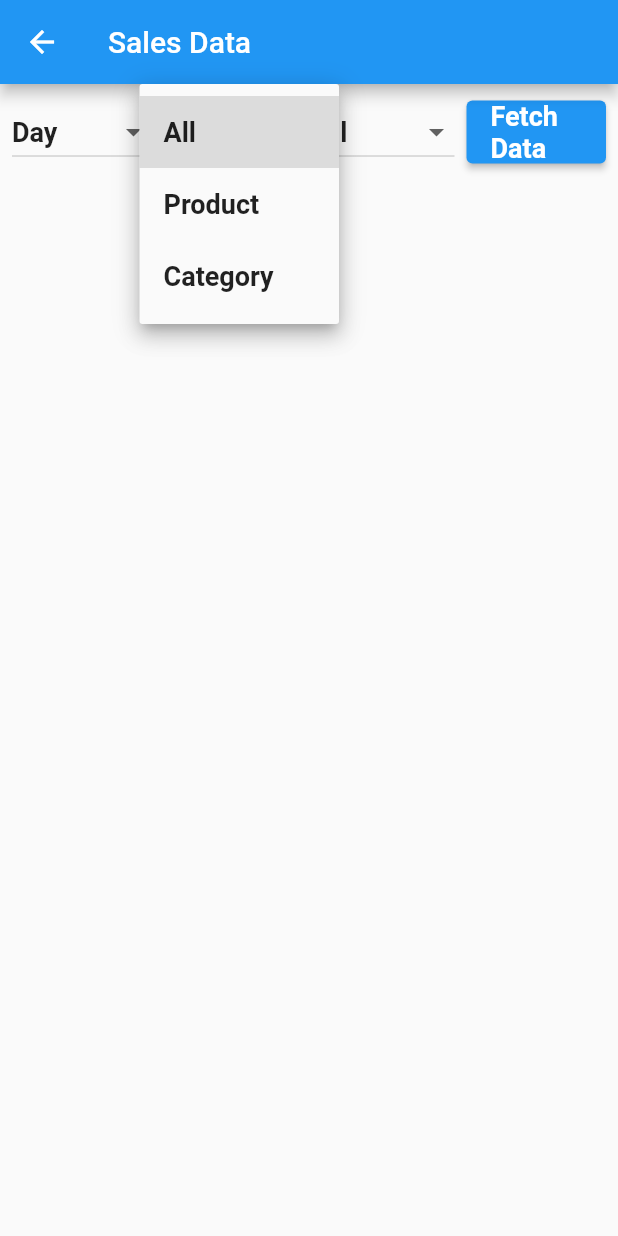
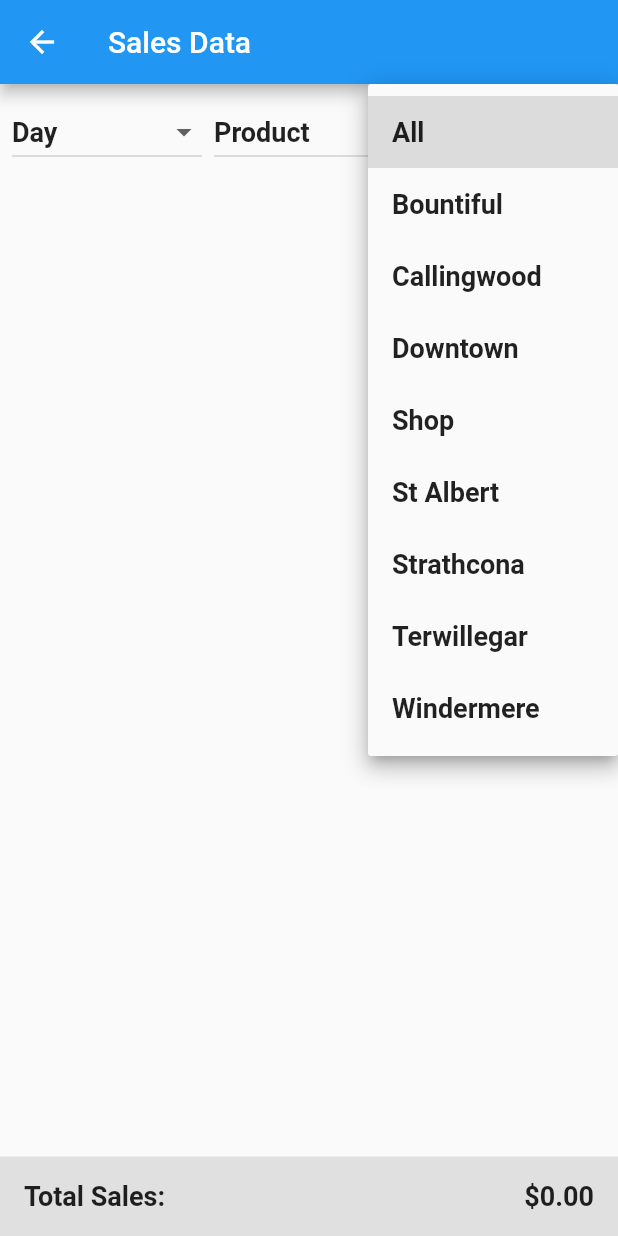
Before and after one commit to adam-rankn/market_inventory, a Flutter app: the Sales screen opened by its route, after a tap on "All", on a phone screen of 412 x 824 dp. Run offline on Flutter 3.47's test engine with Material 2 defaults, Android fonts, the light colour scheme and no system bars; our stand-ins replace cloud_firestore, firebase_core; accounts and stored records are empty; network calls fail.

Commit message:
- initial update for

```diff
--- /dev/null
+++ b/lib/data/locations.dart
@@ -0,0 +1,12 @@
+// locations.dart
+List<String> locations = [
+  'All',
+  'Bountiful',
+  'Callingwood',
+  'Downtown',
+  'Shop',
+  'St Albert',
+  'Strathcona',
+  'Terwillegar',
+  'Windermere',
+];
--- a/lib/firebase/add_order.dart
+++ b/lib/firebase/add_order.dart
@@ -31,7 +31,7 @@ Future<void> updateSalesTotals(String market,String item,int num , double saleAm
 
       // Update the sales totals document with the new total sales and times sold
       Map<String, dynamic> data = {
-        'date': date,
+        'date': FieldValue.serverTimestamp(),
         'location': market,
         'item': item,
         'quantity': num,
--- a/lib/firebase/get_sales.dart
+++ b/lib/firebase/get_sales.dart
@@ -2,14 +2,37 @@ import 'package:cloud_firestore/cloud_firestore.dart';
 
 import '../models/sales_listing.dart';
 
-Future<List<Sale>> getSales() async {
-  DateTime startDate = DateTime.now().toUtc().subtract(Duration(days: 7));  // 7 days ago
-  DateTime endDate = DateTime.now().toUtc();  // today
+Future<List<Sale>> getSales(String period) async {
+  DateTime now = DateTime.now();
+  DateTime startOfWeek = DateTime(now.year, now.month, now.day - now.weekday + 1);
+  DateTime startOfMonth = DateTime(now.year, now.month);
+  DateTime startOfYear = DateTime(now.year);
+
+  Timestamp startTimestamp = Timestamp.fromDate(now.toUtc());
+
+  switch (period) {
+    case 'DAY':
+      startTimestamp = Timestamp.fromDate(now.toUtc());
+      break;
+    case 'WEEK':
+      startTimestamp = Timestamp.fromDate(startOfWeek.toUtc());
+      break;
+    case 'MONTH':
+      startTimestamp = Timestamp.fromDate(startOfMonth.toUtc());
+      break;
+    case 'YEAR':
+      startTimestamp = Timestamp.fromDate(startOfYear.toUtc());
+      break;
+    default:
+      startTimestamp = Timestamp.fromDate(now.toUtc());
+  }
+
 
   FirebaseFirestore firestore = FirebaseFirestore.instance;
   CollectionReference salesRef = firestore.collection('sales');
 
   QuerySnapshot querySnapshot = await salesRef
+      .where('date', isGreaterThanOrEqualTo: startTimestamp)
       .get();
 
 
@@ -19,7 +42,7 @@ Future<List<Sale>> getSales() async {
       number: doc['quantity'] as int,
       price: doc['totalPrice'] as double,
       location: doc['location'] as String,
-      date: doc['date'] as String,
+      date: doc['date'] as Timestamp,
     );
   }).toList();
 
--- /dev/null
+++ b/lib/models/category.dart
@@ -0,0 +1,13 @@
+class Category {
+  String name;
+  List<String> titles;
+  int totalNumber;
+  double totalPrice;
+
+  Category({
+    required this.name,
+    required this.titles,
+    required this.totalNumber,
+    required this.totalPrice,
+  });
+}
--- a/lib/models/sales_listing.dart
+++ b/lib/models/sales_listing.dart
@@ -1,9 +1,11 @@
+import 'package:cloud_firestore/cloud_firestore.dart';
+
 class Sale {
   String title;
   int number;
   double price;
   String location;
-  String date;
+  Timestamp date;
 
   Sale({required this.title,
     required this.number,
--- a/lib/sales.dart
+++ b/lib/sales.dart
@@ -1,6 +1,8 @@
 import 'package:flutter/material.dart';
+import 'data/locations.dart';
 
 import 'firebase/get_sales.dart';
+import 'models/category.dart';
 import 'models/sales_listing.dart';
 
 class Sales extends StatefulWidget {
@@ -10,18 +12,30 @@ class Sales extends StatefulWidget {
 
 class _SalesFilterScreenState extends State<Sales> {
   String selectedTimeFrame = 'Day';
-  String selectedCategory = 'All';
+  String selectedCategory = 'Product';
   String selectedLocation = 'All';
 
   List<Sale> products = [];
   List<Sale> filteredProducts = [];
   List<Sale> displayProducts = [];
+  double totalSalesPrice = 0.0;
 
-  void loadSales() async {
-    products = await getSales();
-    filteredProducts = products;
+  Map<String, Category> categories = {};
+  List<Category> categoryList = [];
+
+  void loadSales([String name = 'DAY']) async {
+    products = await getSales(name);
+    updateSales();
+    setState(() {});  // trigger a rebuild
+    combineCategories();
+  }
+
+  void updateSales() {
+    filterSalesByLocation();
     combineSales();
-    setState(() {});  // trigger a rebuild
+    totalSalesPrice = displayProducts.fold(0.0, (sum, item) => sum + item.price);
+    setState(() {});
+    combineCategories();
   }
 
   @override
@@ -44,7 +58,7 @@ class _SalesFilterScreenState extends State<Sales> {
           title: sale.title,
           number: sale.number,
           price: sale.price,
-          location: sale.location, // assuming location and date are same for same title
+          location: sale.location,
           date: sale.date,
         );
       }
@@ -52,16 +66,56 @@ class _SalesFilterScreenState extends State<Sales> {
 
     // convert the map back to a list
     List<Sale> combinedSales = combinedSalesMap.values.toList();
+    combinedSales.sort((a, b) => a.title.compareTo(b.title));
 
     // replace the original list with the combined list
     displayProducts = combinedSales;
+  }
+
+  void combineCategories() {
+    // Map for categories
+    Map<String, Category> categoryMap = {};
+
+    for (Sale sale in filteredProducts) {
+      String name = sale.title;
+      // Check if the title is a key in categoryMap, if not, initialize it
+      if (!categoryMap.containsKey(name)) {
+        categoryMap[name] = Category(
+          titles: [name],
+          totalNumber: 0,
+          totalPrice: 0.0,
+          name: '',
+        );
+        // Add the number and price of the sale to the appropriate category
+        categoryMap[name]!.totalNumber += sale.number;
+        categoryMap[name]!.totalPrice += sale.price;
+      }
+    }
+
+    // Convert the map back to a list
+    List<Category> categories = categoryMap.values.toList();
+
+    // If needed, sort categories by title of the first product
+    categories.sort((a, b) => a.name.compareTo(b.name));
+  }
+
+  void filterSalesByLocation() {
+    if (selectedLocation == 'All') {
+      // if 'All' is selected, no need to filter
+      filteredProducts = List.from(products);
+    } else {
+      // otherwise, filter products by the selected location
+      filteredProducts = products.where((sale) => sale.location == selectedLocation).toList();
+    }
+
+    setState(() {});  // trigger a rebuild
   }
 
   @override
   Widget build(BuildContext context) {
     return Scaffold(
       appBar: AppBar(
-        title: Text('Sales Data'),
+        title: const Text('Sales Data'),
       ),
       body: Column(
         children: [
@@ -83,16 +137,18 @@ class _SalesFilterScreenState extends State<Sales> {
                     onChanged: (String? value) {
                       setState(() {
                         selectedTimeFrame = value!;
+                        loadSales(selectedTimeFrame.toUpperCase());
+                        updateSales();
                       });
                     },
                   ),
                 ),
-                SizedBox(width: 8),
+                const SizedBox(width: 8),
                 Expanded(
                   child: DropdownButton<String>(
                     isExpanded: true,
                     value: selectedCategory,
-                    items: <String>['All', 'Product', 'Category']
+                    items: <String>['Product', 'Category']
                         .map((String value) {
                       return DropdownMenuItem<String>(
                         value: value,
@@ -106,17 +162,12 @@ class _SalesFilterScreenState extends State<Sales> {
                     },
                   ),
                 ),
-                SizedBox(width: 8),
+                const SizedBox(width: 8),
                 Expanded(
                   child: DropdownButton<String>(
                     isExpanded: true,
                     value: selectedLocation,
-                    items: <String>[
-                      'All',
-                      'Location 1',
-                      'Location 2',
-                      'Location 3'
-                    ].map((String value) {
+                    items: locations.map((String value) {
                       return DropdownMenuItem<String>(
                         value: value,
                         child: Text(value),
@@ -125,19 +176,12 @@ class _SalesFilterScreenState extends State<Sales> {
                     onChanged: (String? value) {
                       setState(() {
                         selectedLocation = value!;
+                        updateSales();
                       });
                     },
                   ),
                 ),
-                SizedBox(width: 8),
-                Expanded(
-                  child: ElevatedButton(
-                    onPressed: () {
-                      // Call your method to fetch and filter data here
-                    },
-                    child: Text('Fetch Data'),
-                  ),
-                ),
+
               ],
             ),
           ),
@@ -149,11 +193,24 @@ class _SalesFilterScreenState extends State<Sales> {
                   leading: Image.network('https://www.mygreekdish.com/wp-content/uploads/2013/10/Greek-Saganaki-recipe-Pan-seared-Greek-cheese-appetizer-scaled.jpg'),
                   title: Text(displayProducts[index].title),
                   subtitle: Text('Number Sold: ${displayProducts[index].number}'),
-                  trailing: Text('Total Sales: \$${displayProducts[index].price}'),
+                  trailing: Text('Sales: \$${displayProducts[index].price}'),
                 );
               },
             ),
           ),
+
+          Container(
+            color: Colors.grey[300], // optional: give it a background color for visibility
+            padding: const EdgeInsets.all(16.0), // optional: add some padding
+            child: Row(
+              mainAxisAlignment: MainAxisAlignment.spaceBetween, // optional: space out the items
+              children: [
+                const Text('Total Sales:', style: TextStyle(fontSize: 18.0, fontWeight: FontWeight.bold)),
+                Text('\$${totalSalesPrice.toStringAsFixed(2)}', style: const TextStyle(fontSize: 18.0, fontWeight: FontWeight.bold)),
+              ],
+            ),
+          ),
+
         ],
       ),
     );
```
Also changed, not shown: lib/main.dart (+59 -32 lines).
